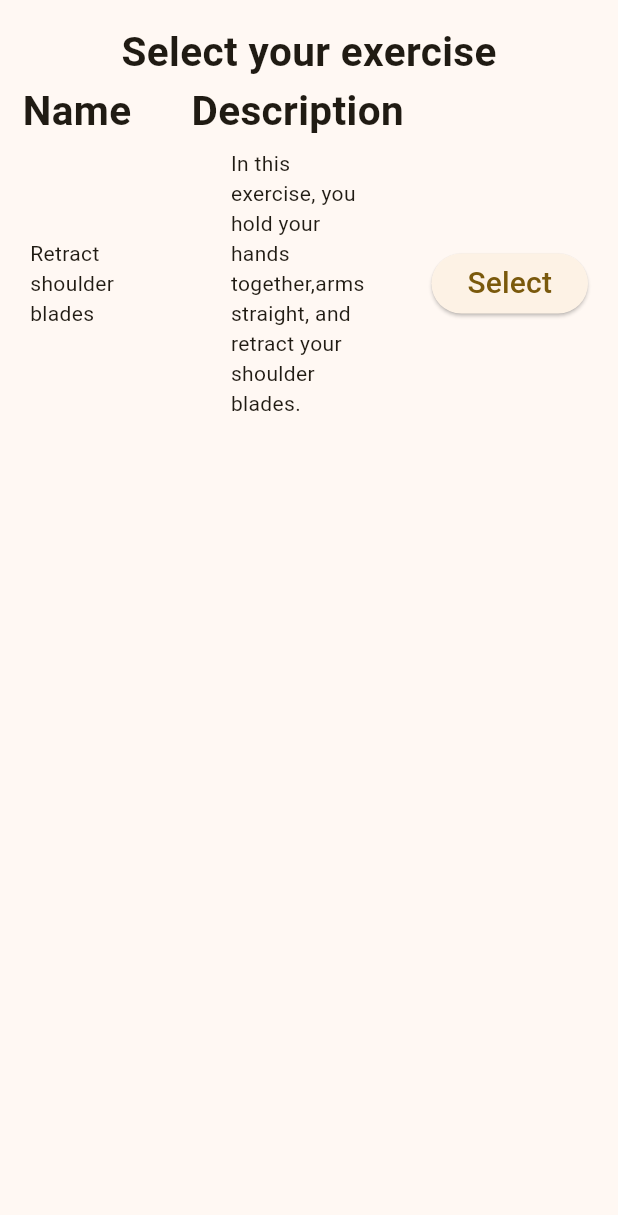
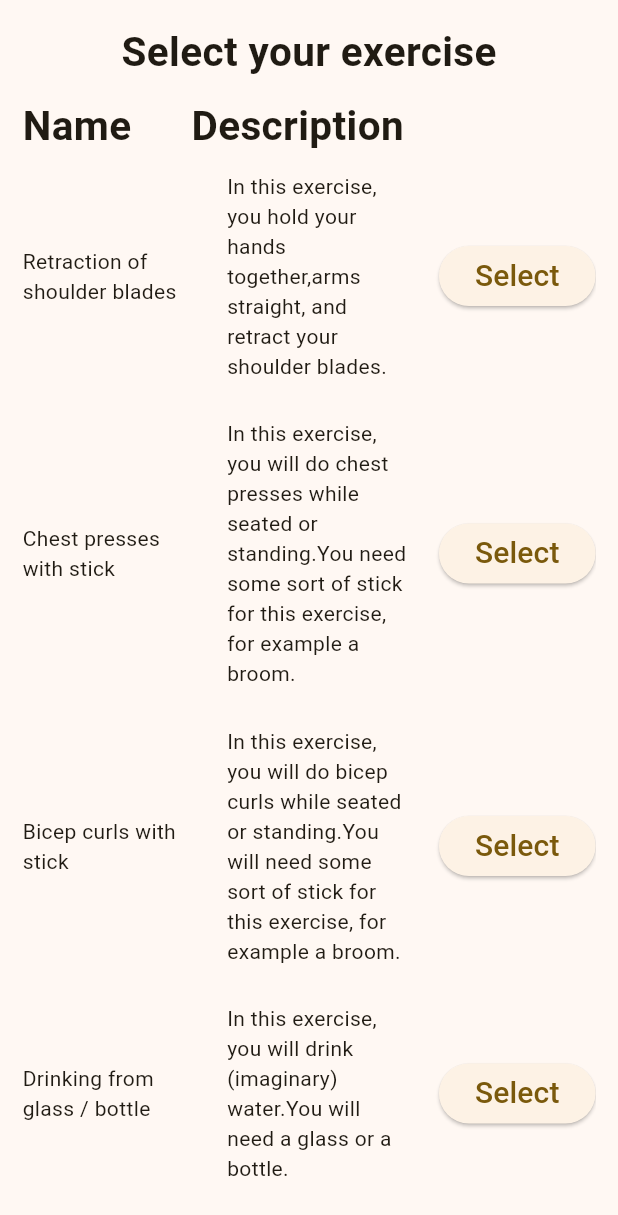
Before and after one commit to hURKa-friends/TP-RehabApp, a Flutter app: the ExerciseSelectView screen opened directly, after a tap on "Select", on a phone screen of 412 x 824 dp. Shown: the top 1215 px of the screen. Run offline on Flutter 3.47's test engine with Material 3 defaults, Android fonts, the phone set to English and light mode, and no system bars; our stand-ins replace permission_handler, sensors_plus, syncfusion_flutter_charts; missing offline and left inert: light_sensor.

Commit message:
Fixed some issues

```diff
--- a/lib/arm_rehab/models/arm_model.dart
+++ b/lib/arm_rehab/models/arm_model.dart
@@ -1,4 +1,4 @@
-import 'package:flutter/cupertino.dart';
+import 'package:flutter/material.dart';
 
 enum SelectedArm {left, right}
 enum SelectedPos {shoulder, wrist}
@@ -21,6 +21,37 @@ Widget space(double size) {
   );
 }
 
+Row exercise(String name, String description, int exerciseNumber, void Function() selectPage) {
+  return Row( // Exercise
+    mainAxisAlignment: MainAxisAlignment.start,
+    crossAxisAlignment: CrossAxisAlignment.center,
+    children: [
+      Flexible(
+        child: Text(
+          name,
+        ),
+      ),
+      space(15),
+      Flexible(
+        child: Text(
+          description,
+        ),
+      ),
+      space(20),
+      ElevatedButton(
+        onPressed: () {
+          selectPage();
+          SelectedOptions.exercise = exerciseNumber;
+        },
+        child: Text(
+          "Select",
+          style: buttonTextStyle(),
+        ),
+      ),
+    ],
+  );
+}
+
 TextStyle headerStyle() {
   return TextStyle(
     fontSize: 27,
--- a/lib/arm_rehab/view_models/exercise_select_view_model.dart
+++ b/lib/arm_rehab/view_models/exercise_select_view_model.dart
@@ -1,4 +1,8 @@
 import 'package:flutter/material.dart';
+import 'package:provider/provider.dart';
+
+import 'package:rehab_app/services/page_management/models/stateful_page_model.dart';
+import 'package:rehab_app/services/page_management/view_models/page_navigator_view_model.dart';
 
 class ExerciseSelectViewModel extends ChangeNotifier {
   ExerciseSelectViewModel() {
@@ -12,4 +16,9 @@ class ExerciseSelectViewModel extends ChangeNotifier {
   void onClose() {
     // Here you can call ViewModel disposal code.
   }
+
+  void selectPage(BuildContext context, StatefulPage page) {
+    var navigatorViewModel = Provider.of<PageNavigatorViewModel>(context, listen: false);
+    navigatorViewModel.selectPage(context, page);
+  }
 }
--- /dev/null
+++ b/lib/arm_rehab/view_models/exercise_start_view_model.dart
@@ -0,0 +1,15 @@
+import 'package:flutter/material.dart';
+
+class ExerciseStartViewModel extends ChangeNotifier {
+  ExerciseStartViewModel() {
+    // Default constructor
+  }
+
+  Future<void> onInit() async {
+    // Here you can call ViewModel initialization code.
+  }
+
+  void onClose() {
+    // Here you can call ViewModel disposal code.
+  }
+}
--- a/lib/arm_rehab/views/exercise_select_view.dart
+++ b/lib/arm_rehab/views/exercise_select_view.dart
@@ -3,9 +3,6 @@ import 'package:provider/provider.dart';
 import 'package:rehab_app/arm_rehab/models/arm_model.dart';
 import 'package:rehab_app/arm_rehab/views/repetition_select_view.dart';
 import 'package:rehab_app/services/page_management/models/stateless_page_model.dart';
-import 'package:rehab_app/services/page_management/models/stateful_page_model.dart';
-
-import 'package:rehab_app/services/page_management/view_models/page_navigator_view_model.dart';
 
 import 'package:rehab_app/arm_rehab/view_models/exercise_select_view_model.dart';
 
@@ -34,6 +31,8 @@ class ExerciseSelectView extends StatelessPage {
 
   @override
   Widget buildPage(BuildContext context) {
+    var exerciseSelectViewModel = context.watch<ExerciseSelectViewModel>();
+
     return Scaffold(
       body: Padding(
         padding: const EdgeInsets.all(15.0),
@@ -45,6 +44,7 @@ class ExerciseSelectView extends StatelessPage {
               "Select your exercise",
               style: headerStyle(),
             ),
+            space(10),
             Row(
               mainAxisAlignment: MainAxisAlignment.start,
               crossAxisAlignment: CrossAxisAlignment.center,
@@ -60,40 +60,53 @@ class ExerciseSelectView extends StatelessPage {
                 ),
               ],
             ),
-            Padding(
-              padding: const EdgeInsets.all(5.0),
+            space(10),
+            Expanded(
               child: ListView(
                 shrinkWrap: true,
+                scrollDirection: Axis.vertical,
+                physics: AlwaysScrollableScrollPhysics(),
                 children: <Widget>[
-                  Row( // Exercise
-                    mainAxisAlignment: MainAxisAlignment.start,
-                    crossAxisAlignment: CrossAxisAlignment.center,
-                    children: [
-                      Flexible(
-                        child: Text(
-                          "Retract shoulder blades",
-                        ),
-                      ),
-                      space(40),
-                      Flexible(
-                        child: Text(
-                          "In this exercise, you hold your hands together,"
-                          "arms straight, and retract your shoulder blades.",
-                        ),
-                      ),
-                      space(40),
-                      ElevatedButton(
-                        onPressed: () {
-                          _selectPage(context, RepetitionSelectView(icon: Icons.accessibility_new, title: "Arm rehabilitation"));
-                          SelectedOptions.exercise = 1;
-                        },
-                        child: Text(
-                          "Select",
-                          style: buttonTextStyle(),
-                        ),
-                      ),
-                    ],
+                  exercise(
+                    "Retraction of shoulder blades",
+                    "In this exercise, you hold your hands together,"
+                        "arms straight, and retract your shoulder blades.",
+                    1,
+                    () {
+                      exerciseSelectViewModel.selectPage(context, RepetitionSelectView(icon: Icons.accessibility_new, title: "Arm rehabilitation"));
+                    }
                   ),
+                  space(25),
+                  exercise(
+                      "Chest presses with stick",
+                      "In this exercise, you will do chest presses while seated or standing."
+                          "You need some sort of stick for this exercise, for example a broom.",
+                      2,
+                      () {
+                        exerciseSelectViewModel.selectPage(context, RepetitionSelectView(icon: Icons.accessibility_new, title: "Arm rehabilitation"));
+                      }
+                  ),
+                  space(25),
+                  exercise(
+                      "Bicep curls with stick",
+                      "In this exercise, you will do bicep curls while seated or standing."
+                          "You will need some sort of stick for this exercise, for example a broom.",
+                      3,
+                      () {
+                        exerciseSelectViewModel.selectPage(context, RepetitionSelectView(icon: Icons.accessibility_new, title: "Arm rehabilitation"));
+                      }
+                  ),
+                  space(25),
+                  exercise(
+                      "Drinking from glass / bottle",
+                      "In this exercise, you will drink (imaginary) water."
+                          "You will need a glass or a bottle.",
+                      4,
+                      () {
+                        exerciseSelectViewModel.selectPage(context, RepetitionSelectView(icon: Icons.accessibility_new, title: "Arm rehabilitation"));
+                      }
+                  ),
+                  space(25),
                 ],
               ),
             ),
@@ -103,8 +116,3 @@ class ExerciseSelectView extends StatelessPage {
     );
   }
 }
-
-void _selectPage(BuildContext context, StatefulPage page) {
-  var navigatorViewModel = Provider.of<PageNavigatorViewModel>(context, listen: false);
-  navigatorViewModel.selectPage(context, page);
-}
--- a/lib/arm_rehab/views/repetition_select_view.dart
+++ b/lib/arm_rehab/views/repetition_select_view.dart
@@ -1,12 +1,10 @@
 import 'package:flutter/material.dart';
 import 'package:provider/provider.dart';
 import 'package:rehab_app/arm_rehab/models/arm_model.dart';
-import 'package:rehab_app/arm_rehab/views/pos_select_view.dart';
+import 'package:rehab_app/arm_rehab/views/exercise_start_view.dart';
 import 'package:rehab_app/services/page_management/models/stateful_page_model.dart';
 
 import 'package:rehab_app/arm_rehab/view_models/repetition_select_view_model.dart';
-
-import 'package:rehab_app/services/page_management/view_models/page_navigator_view_model.dart';
 
 class RepetitionSelectView extends StatefulPage {
   const RepetitionSelectView({
@@ -44,9 +42,6 @@ class RepetitionSelectView extends StatefulPage {
 class RepetitionSelectState extends StatefulPageState {
   @override
   Widget buildPage(BuildContext context) {
-    /*bool validValue = false;
-    int? repetitions;*/
-    //var repetitionSelectViewModel = Provider.of<RepetitionSelectViewModel>(context, listen: false);
     var repetitionSelectViewModel = context.watch<RepetitionSelectViewModel>();
 
     return Scaffold(
@@ -79,22 +74,17 @@ class RepetitionSelectState extends StatefulPageState {
           ],
         ),
       ),
-      floatingActionButton: Visibility(
-        visible: repetitionSelectViewModel.validValue,
-        child: FloatingActionButton(
-          backgroundColor: Colors.lightGreen,
-          onPressed: () {
-            //_selectPage(context, );
+      floatingActionButton: FloatingActionButton(
+        backgroundColor: Colors.lightGreen,
+        onPressed: () {
+          if (repetitionSelectViewModel.validValue) {
+            // ROZHODNUT SA CI STLESS ALEBO STFUL
+            //repetitionSelectViewModel.selectPage(context, ExerciseStartView(icon: Icons.accessibility_new, title: "Arm rehabilitation"));
             SelectedOptions.repetitions = repetitionSelectViewModel.repetitions;
-          },
-          child: Icon(Icons.check),
-        ),
+          }
+        },
+        child: Icon(Icons.check),
       ),
     );
   }
 }
-
-void _selectPage(BuildContext context, StatefulPage page) {
-  var navigatorViewModel = Provider.of<PageNavigatorViewModel>(context, listen: false);
-  navigatorViewModel.selectPage(context, page);
-}
--- a/lib/main.dart
+++ b/lib/main.dart
@@ -20,6 +20,7 @@ import 'package:rehab_app/arm_rehab/view_models/pos_select_view_model.dart';
 import 'package:rehab_app/arm_rehab/view_models/orient_select_view_model.dart';
 import 'package:rehab_app/arm_rehab/view_models/exercise_select_view_model.dart';
 import 'package:rehab_app/arm_rehab/view_models/repetition_select_view_model.dart';
+import 'package:rehab_app/arm_rehab/view_models/exercise_start_view_model.dart';
 ///
 import 'package:rehab_app/view_models/accl_viewmodel.dart';
 import 'package:rehab_app/view_models/gyro_viewmodel.dart';
@@ -56,6 +57,7 @@ class ChangeNotifierInjector extends StatelessWidget {
         ChangeNotifierProvider(create: (context) => OrientSelectViewModel()),
         ChangeNotifierProvider(create: (context) => ExerciseSelectViewModel()),
         ChangeNotifierProvider(create: (context) => RepetitionSelectViewModel()),
+        ChangeNotifierProvider(create: (context) => ExerciseStartViewModel()),
         ///
         ChangeNotifierProvider(create: (context) => AcclViewModel()),
         ChangeNotifierProvider(create: (context) => GyroViewModel()),
```
Also changed, not shown: lib/arm_rehab/view_models/arm_select_view_model.dart (+9 -0 lines), lib/arm_rehab/view_models/orient_select_view_model.dart (+9 -0 lines), lib/arm_rehab/view_models/pos_select_view_model.dart (+9 -0 lines), lib/arm_rehab/view_models/repetition_select_view_model.dart (+10 -1 lines), lib/arm_rehab/views/arm_select_view.dart (+4 -9 lines), lib/arm_rehab/views/exercise_start_view.dart (added, +40 -0 lines), lib/arm_rehab/views/orient_select_view.dart (+19 -17 lines), lib/arm_rehab/views/pos_select_view.dart (+4 -9 lines).
